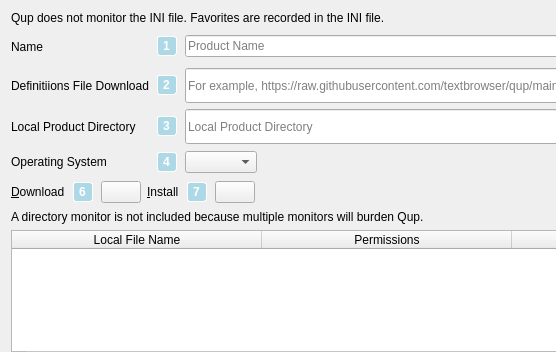
Qt form ui/qup_page.ui (textbrowser/qup) before a commit; both pictures show x 0 to 556 and y 0 to 352 of the 900 by 610 pixel window.
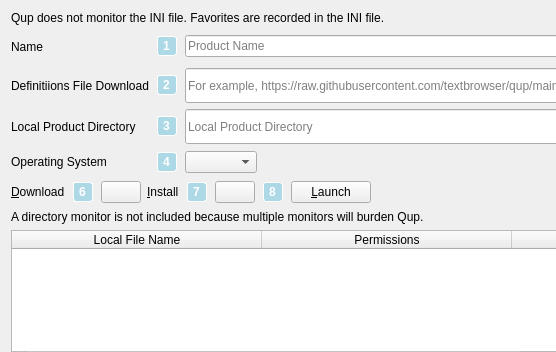
The same form after that commit. Icons and pictures are not drawn.

Commit message: Correction. New widget.

What changed in the file:
```diff
--- a/ui/qup_page.ui
+++ b/ui/qup_page.ui
@@ -422,6 +422,41 @@
        </property>
       </widget>
      </item>
+     <item>
+      <widget class="QLabel" name="label_17">
+       <property name="sizePolicy">
+        <sizepolicy hsizetype="Fixed" vsizetype="Fixed">
+         <horstretch>0</horstretch>
+         <verstretch>0</verstretch>
+        </sizepolicy>
+       </property>
+       <property name="font">
+        <font>
+         <weight>75</weight>
+         <bold>true</bold>
+        </font>
+       </property>
+       <property name="toolTip">
+        <string>Copy the product files from the temporary directory into the destination directory.</string>
+       </property>
+       <property name="styleSheet">
+        <string notr="true">QLabel {background-color: lightblue; border: 1px solid white; border-radius: 2.5px; color: white; margin: 2px; padding: 2px;}</string>
+       </property>
+       <property name="text">
+        <string>8</string>
+       </property>
+      </widget>
+     </item>
+     <item>
+      <widget class="QPushButton" name="launch">
+       <property name="toolTip">
+        <string>Install</string>
+       </property>
+       <property name="text">
+        <string>&amp;Launch</string>
+       </property>
+      </widget>
+     </item>
      <item>
       <spacer name="horizontalSpacer">
        <property name="orientation">
```
Left out of the diff: 1 changed line with no effect on the pictures. The commit also changes 3 other files.
